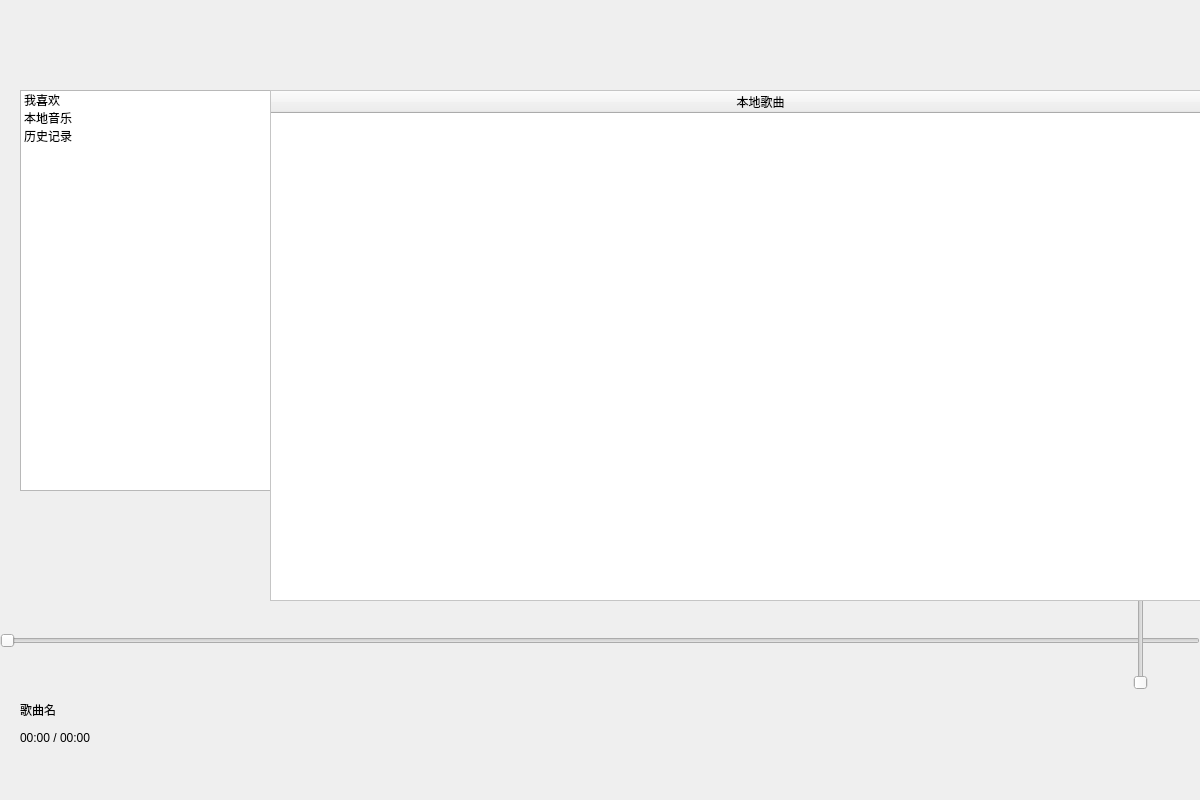
Old version of the form mainwindow.ui in the repository lyquid617/MPG.
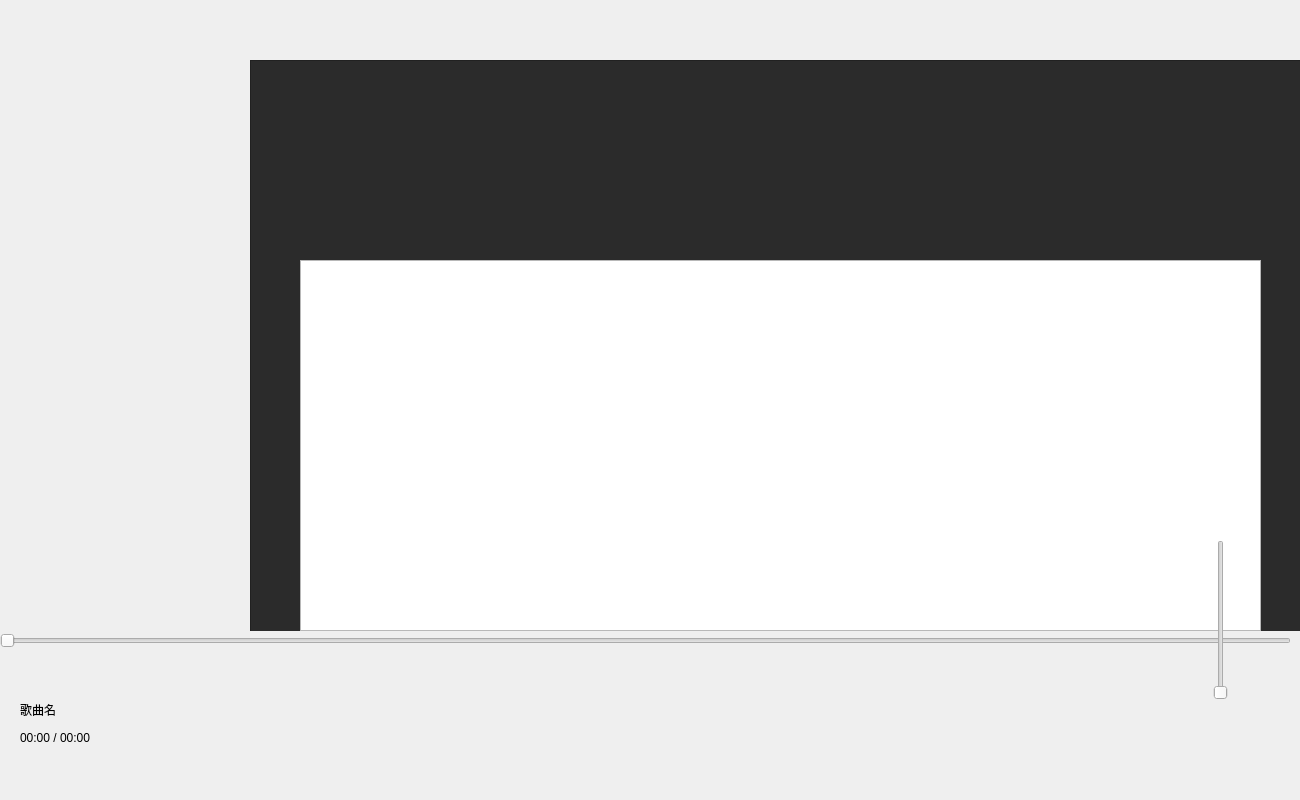
New version of the form. The open tabs and pages were chosen to show the change. Icons and pictures are not drawn.

Patch:
```diff
--- a/mainwindow.ui
+++ b/mainwindow.ui
@@ -6,7 +6,7 @@
    <rect>
     <x>0</x>
     <y>0</y>
-    <width>1200</width>
+    <width>1300</width>
     <height>800</height>
    </rect>
   </property>
@@ -139,8 +139,8 @@
    <widget class="QPushButton" name="volume">
     <property name="geometry">
      <rect>
-      <x>1120</x>
-      <y>700</y>
+      <x>1200</x>
+      <y>710</y>
       <width>32</width>
       <height>32</height>
      </rect>
@@ -164,7 +164,7 @@
      <rect>
       <x>0</x>
       <y>630</y>
-      <width>1200</width>
+      <width>1291</width>
       <height>22</height>
      </rect>
     </property>
@@ -231,55 +231,6 @@
      <string>歌曲名</string>
     </property>
    </widget>
-   <widget class="QTableWidget" name="local">
-    <property name="geometry">
-     <rect>
-      <x>270</x>
-      <y>90</y>
-      <width>981</width>
-      <height>511</height>
-     </rect>
-    </property>
-    <property name="sizePolicy">
-     <sizepolicy hsizetype="Fixed" vsizetype="Fixed">
-      <horstretch>1</horstretch>
-      <verstretch>1</verstretch>
-     </sizepolicy>
-    </property>
-    <property name="styleSheet">
-     <string notr="true">QTableWidget{
-alternate-background-color:#E0E0E0;
-background:#FFFFFFFF;
-}
-
-QTableWidget::item:selected {
-background:#C0C0C0;               
-}
-QTableWidget::item:hover {
-background:#A0A0A0;               
-}</string>
-    </property>
-    <property name="alternatingRowColors">
-     <bool>true</bool>
-    </property>
-    <attribute name="horizontalHeaderDefaultSectionSize">
-     <number>100</number>
-    </attribute>
-    <attribute name="horizontalHeaderStretchLastSection">
-     <bool>true</bool>
-    </attribute>
-    <attribute name="verticalHeaderDefaultSectionSize">
-     <number>30</number>
-    </attribute>
-    <attribute name="verticalHeaderStretchLastSection">
-     <bool>false</bool>
-    </attribute>
-    <column>
-     <property name="text">
-      <string>本地歌曲</string>
-     </property>
-    </column>
-   </widget>
    <widget class="QPushButton" name="playlist">
     <property name="geometry">
      <rect>
@@ -303,45 +254,6 @@
      <string/>
     </property>
    </widget>
-   <widget class="QPushButton" name="addMusic">
-    <property name="geometry">
-     <rect>
-      <x>90</x>
-      <y>500</y>
-      <width>113</width>
-      <height>32</height>
-     </rect>
-    </property>
-    <property name="styleSheet">
-     <string notr="true">QPushButton{
-background-image:url(:/image/image/addmusic.png);
-background-repeat:norepeat;
-background-position:center;
-border:none
-
-
-}</string>
-    </property>
-    <property name="text">
-     <string/>
-    </property>
-   </widget>
-   <widget class="QSlider" name="volumeSlider">
-    <property name="geometry">
-     <rect>
-      <x>1130</x>
-      <y>530</y>
-      <width>22</width>
-      <height>160</height>
-     </rect>
-    </property>
-    <property name="maximum">
-     <number>100</number>
-    </property>
-    <property name="orientation">
-     <enum>Qt::Vertical</enum>
-    </property>
-   </widget>
    <widget class="QLabel" name="playprogress">
     <property name="geometry">
      <rect>
@@ -358,8 +270,8 @@
    <widget class="QPushButton" name="deleteMusic">
     <property name="geometry">
      <rect>
-      <x>180</x>
-      <y>500</y>
+      <x>220</x>
+      <y>670</y>
       <width>91</width>
       <height>31</height>
      </rect>
@@ -378,25 +290,35 @@
      <string/>
     </property>
    </widget>
-   <widget class="QTableWidget" name="favor">
+   <widget class="QStackedWidget" name="stackedWidget">
     <property name="geometry">
      <rect>
-      <x>300</x>
-      <y>230</y>
-      <width>361</width>
-      <height>291</height>
+      <x>220</x>
+      <y>60</y>
+      <width>1081</width>
+      <height>571</height>
      </rect>
     </property>
+    <widget class="QWidget" name="page">
+     <widget class="QTableWidget" name="backGround">
+      <property name="geometry">
+       <rect>
+        <x>30</x>
+        <y>0</y>
+        <width>1051</width>
+        <height>581</height>
+       </rect>
+      </property>
     <property name="sizePolicy">
-     <sizepolicy hsizetype="Fixed" vsizetype="Fixed">
-      <horstretch>1</horstretch>
-      <verstretch>1</verstretch>
+       <sizepolicy hsizetype="Preferred" vsizetype="Preferred">
+        <horstretch>0</horstretch>
+        <verstretch>0</verstretch>
      </sizepolicy>
     </property>
     <property name="styleSheet">
      <string notr="true">QTableWidget{
-alternate-background-color:#E0E0E0;
-background:#FFFFFFFF;
+	background-image: url(:/image/image/mmmmm.jpg);
+
 }
 
 QTableWidget::item:selected {
@@ -421,31 +343,27 @@
     <attribute name="verticalHeaderStretchLastSection">
      <bool>false</bool>
     </attribute>
-    <column>
-     <property name="text">
-      <string>我喜欢</string>
-     </property>
-    </column>
-   </widget>
-   <widget class="QTableWidget" name="history">
+     </widget>
+    </widget>
+    <widget class="QWidget" name="page_2">
+     <widget class="QTableWidget" name="backGround2">
     <property name="geometry">
      <rect>
-      <x>300</x>
-      <y>230</y>
-      <width>361</width>
-      <height>291</height>
+        <x>30</x>
+        <y>0</y>
+        <width>1051</width>
+        <height>581</height>
      </rect>
     </property>
     <property name="sizePolicy">
-     <sizepolicy hsizetype="Fixed" vsizetype="Fixed">
-      <horstretch>1</horstretch>
-      <verstretch>1</verstretch>
+       <sizepolicy hsizetype="Preferred" vsizetype="Preferred">
+        <horstretch>0</horstretch>
+        <verstretch>0</verstretch>
      </sizepolicy>
     </property>
     <property name="styleSheet">
      <string notr="true">QTableWidget{
-alternate-background-color:#E0E0E0;
-background:#FFFFFFFF;
+background:#2B2B2B;
 }
 
 QTableWidget::item:selected {
@@ -470,51 +388,74 @@
     <attribute name="verticalHeaderStretchLastSection">
      <bool>false</bool>
     </attribute>
-    <column>
-     <property name="text">
-      <string>最近播放</string>
-     </property>
-    </column>
-   </widget>
-   <widget class="QListWidget" name="listWidget">
+     </widget>
+     <widget class="QTableWidget" name="local">
+      <property name="geometry">
+       <rect>
+        <x>80</x>
+        <y>200</y>
+        <width>961</width>
+        <height>371</height>
+       </rect>
+      </property>
+     </widget>
+     <widget class="QPushButton" name="addMusic">
     <property name="geometry">
      <rect>
-      <x>20</x>
+        <x>310</x>
       <y>90</y>
-      <width>256</width>
-      <height>401</height>
-     </rect>
-    </property>
-    <item>
-     <property name="text">
-      <string>我喜欢</string>
-     </property>
-    </item>
-    <item>
+        <width>113</width>
+        <height>32</height>
+       </rect>
+      </property>
+      <property name="styleSheet">
+       <string notr="true">QPushButton{
+background-image:url(:/image/image/addmusic.png);
+background-repeat:norepeat;
+background-position:center;
+border:none
+
+
+}</string>
+      </property>
      <property name="text">
-      <string>本地音乐</string>
-     </property>
-    </item>
-    <item>
+       <string/>
+      </property>
+     </widget>
+     <widget class="QLabel" name="label">
+      <property name="geometry">
+       <rect>
+        <x>120</x>
+        <y>70</y>
+        <width>131</width>
+        <height>61</height>
+       </rect>
+      </property>
+      <property name="styleSheet">
+       <string notr="true">image: url(:/image/image/localmusic.png);</string>
+      </property>
      <property name="text">
-      <string>历史记录</string>
-     </property>
-    </item>
-   </widget>
-   <zorder>horizontalLayoutWidget</zorder>
-   <zorder>volume</zorder>
-   <zorder>positionSlider</zorder>
-   <zorder>playmode</zorder>
-   <zorder>musicname</zorder>
-   <zorder>playlist</zorder>
-   <zorder>addMusic</zorder>
-   <zorder>volumeSlider</zorder>
-   <zorder>playprogress</zorder>
-   <zorder>deleteMusic</zorder>
-   <zorder>favor</zorder>
-   <zorder>history</zorder>
-   <zorder>listWidget</zorder>
-   <zorder>local</zorder>
+       <string/>
+      </property>
+     </widget>
+    </widget>
+   </widget>
+   <widget class="QSlider" name="volumeSlider">
+    <property name="geometry">
+     <rect>
+      <x>1210</x>
+      <y>540</y>
+      <width>22</width>
+      <height>160</height>
+     </rect>
+    </property>
+    <property name="maximum">
+     <number>100</number>
+    </property>
+    <property name="orientation">
+     <enum>Qt::Vertical</enum>
+    </property>
+   </widget>
   </widget>
  </widget>
  <layoutdefault spacing="6" margin="11"/>
```
Lines whose indentation alone changed are shown as unchanged.
